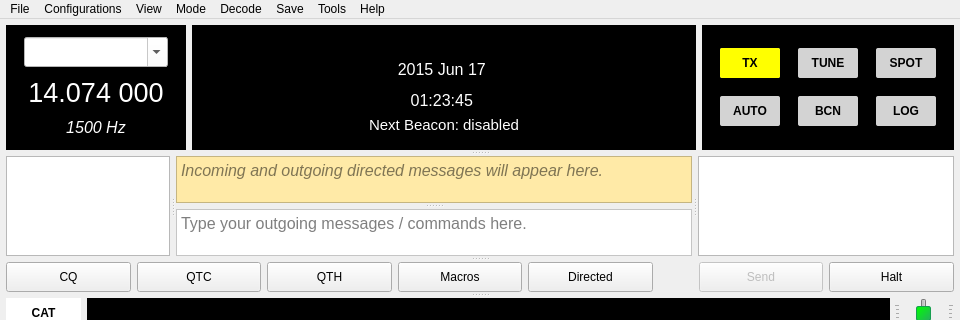
Old version of the form mainwindow.ui in the repository qcmiao1998/js8call; both pictures show x 0 to 960 and y 0 to 320 of the 960 by 925 pixel window.
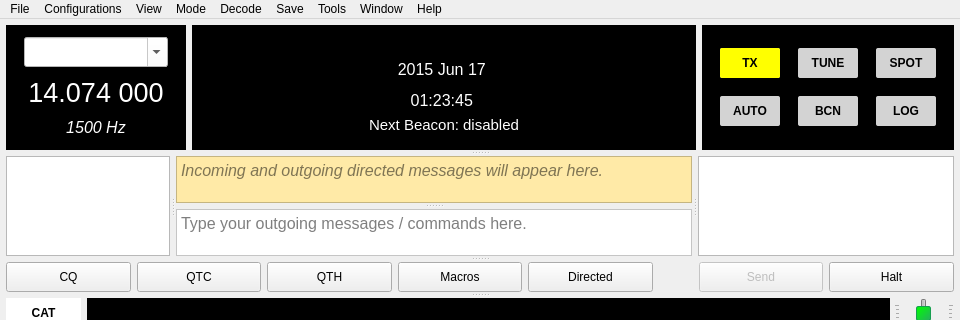
New version of the form. Custom widgets are drawn as their Qt base class.

Commit message: Added window menu for showing/hiding band activity, call activity, and waterfall...as well as reset all of those sizes to their defaults

What changed in the file:
```diff
--- a/mainwindow.ui
+++ b/mainwindow.ui
@@ -4304,6 +4304,16 @@
     <addaction name="actionFrequency_calibration"/>
     <addaction name="actionSolve_FreqCal"/>
    </widget>
+   <widget class="QMenu" name="menuWindow">
+    <property name="title">
+     <string>Window</string>
+    </property>
+    <addaction name="actionShow_Band_Activity"/>
+    <addaction name="actionShow_Call_Activity"/>
+    <addaction name="actionShow_Waterfall"/>
+    <addaction name="separator"/>
+    <addaction name="actionReset_Window_Sizes"/>
+   </widget>
    <addaction name="menuFile"/>
    <addaction name="menuConfig"/>
    <addaction name="menuView"/>
@@ -4311,6 +4321,7 @@
    <addaction name="menuDecode"/>
    <addaction name="menuSave"/>
    <addaction name="menuTools"/>
+   <addaction name="menuWindow"/>
    <addaction name="menuHelp"/>
   </widget>
   <widget class="QStatusBar" name="statusBar"/>
```
Left out of the diff: 80 changed lines with no effect on the pictures. Lines whose indentation alone changed are shown as unchanged. The commit also changes 2 other files.
